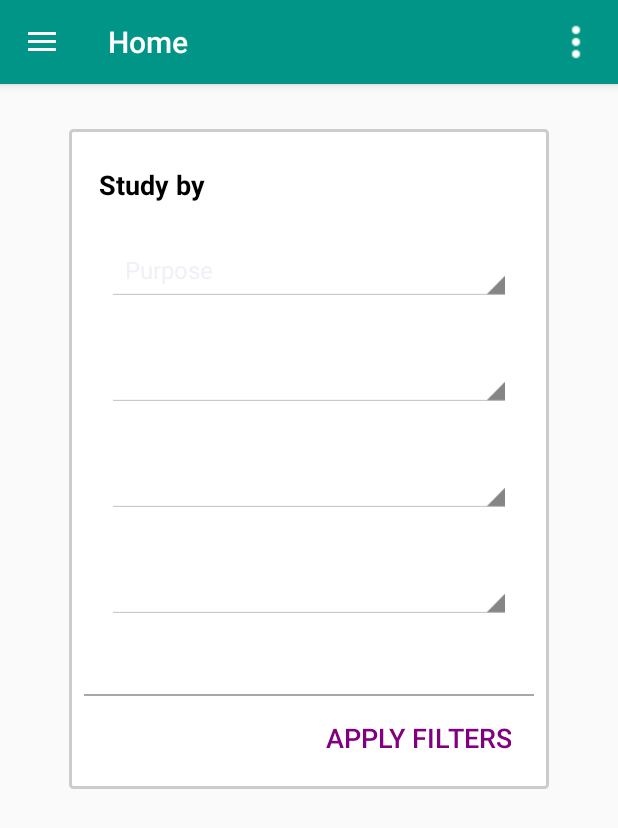
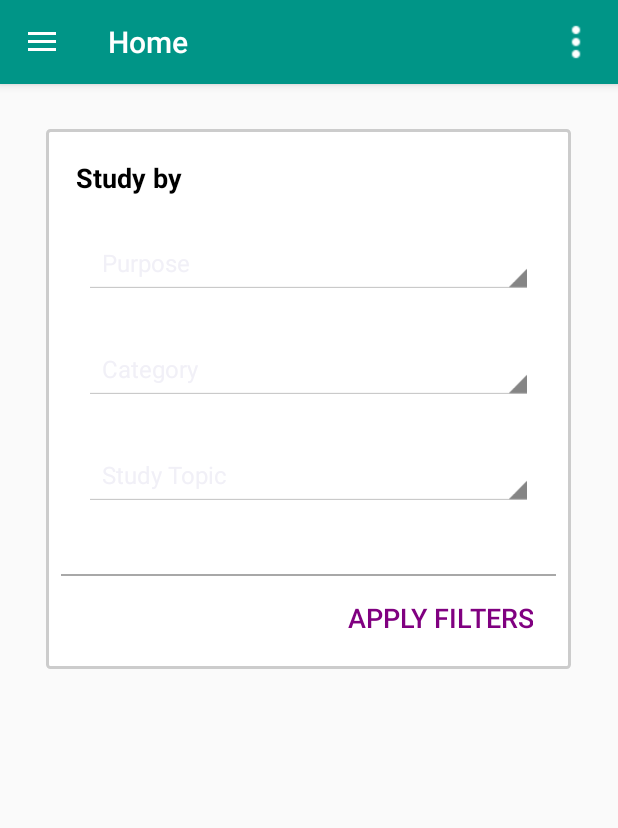
Before and after one commit to alexpereira/PharmTech, an Android app: the fragment FilterFragment placed in its activity, on a phone screen of 412 x 824 dp. Shown: the top 828 px of the screen. Run offline under Robolectric (Android 15) with nearby library versions, the phone set to English and light mode, and no system bars.

```diff
--- a/app/src/main/java/com/alexpereira/android/pharmatech10/FilterFragment.java
+++ b/app/src/main/java/com/alexpereira/android/pharmatech10/FilterFragment.java
@@ -11,7 +11,9 @@ import android.widget.ArrayAdapter;
 import android.widget.Button;
 import android.widget.Spinner;
 
+import java.sql.Array;
 import java.util.ArrayList;
+import java.util.List;
 
 /**
  * Created by alexpereira on 12/10/16.
@@ -19,12 +21,9 @@ import java.util.ArrayList;
 
 public class FilterFragment extends DialogFragment {
 
-    private ArrayList<String> mPurposes= PharmTech.drugPurposes;
-
-    // Study topic
-    // DEA Schedule
-    // Purpose
-    // Category
+    private String[] mPurposes = {"Purpose","ACS","AD(H)D","ADHD / Narcolepsy","Allergies","Allergies ","Alzheimers","Antiaddictive","Antianxiety","Antiarthritis","Antibacterial","Antibiotic","Anticoagulant","Anticonvulsant","Antidepressant","Antidepressant/sleep","Antidimentia","Antiemetic","Antiepileptic","Antifungal","Antigout","Antihistamine","Antiinflammatory","Antiplatelet","Antipsychotic","Antitussive","Asthma","Asthma Inhaler","Beta Blocker","BPH","CHF","CHF/HBP","Cholesterol","Cholesterol Combo","COPD","Coronary vasodilator","Corticosteroid","Diabetes","Diabetes Type I","Diabetes Type II","Diuretic","DM type 2","Electrolyte","Estrogen","Expectorant","Flu","Freq. Urination","Fungal infections","GERD","Glaucoma","Gout","HBP","HBP/Angina","Herpes Mgmt.","Hypertension","I.B.S.","Impotence","Incontinence","Long-Acting Insulin","Low T","Migraine","Muscle Relaxer","Narcotic Analgesic","NSAID","NSAID Gel","Ocular Hypertension","Opiate Addiction","Osteoporosis","Overactive Bladder","Pain Relief","Pain, inflammation, antipyretic","Parkinson's","Rheum. arthritis","Shingles Vaccine","Sleep Aid","Smoking addiction","Supplement","Thyroid Hormone","Thyroid replacement","Ulcerative colitis","Urinary tract analgesic","Weight Loss"};
+    private String[] mCategory = {"Category","ACE Inhibitor","Amphetamine","Analgesic","Anti-coagulent","Anti-Depressant/sleep","Anti-fungal","Anti-histamine","Anti-infective","Anti-platelet","Anti-viral","Antibacterial","Anticholinergic","ARB","Benzodiazepine","Beta stimulant","Beta-blocker","Bisphosphonate","Calc. Chan. Blocker","Cardiovascualr","Cardiovascular","Cardivascular","Cephalosporin","CNS","Corticosteroid","Diabetes","Diuretic","Endocrine","GI","H-2 blocker","Hormone","Hypnotic","K replacement","Long-Acting Insulin","Macrolide","Musculo-skeletal","non-opiate","NSAID","NSAID (Arthritis)","Ophthalmic","Opiate","Penicillin","PPI","Quinolone","Rapid-Acting Insulin","Respiratory","SNRI","SSRI","Statin","Tetracycline","Topical analgesic","Tricyclic","Urinary","Vaccine","Vitamin"};
+    private String[] mStudyTopic = {"Study Topic","Analgesic","Anti-infective","CNS","CV","Derm","DM/Endocrine","Eye","GI","Heme","Musculo-skeletal","Respiratory","Skin","Urine"};
 
 
     @Override
@@ -34,25 +33,25 @@ public class FilterFragment extends DialogFragment {
         // Initializing widgets
 
         Spinner purpose_spinner = (Spinner) view.findViewById(R.id.spinner1);
+        Spinner category_spinner = (Spinner) view.findViewById(R.id.spinner2);
+        Spinner study_topic_spinner = (Spinner) view.findViewById(R.id.spinner3);
+
         final Button button = (Button) view.findViewById(R.id.button1);
 
         //Purpose spinner
-        ArrayAdapter<String> adapter1 = new ArrayAdapter<> (getActivity().getBaseContext(),  android.R.layout.simple_spinner_item, PharmTech.drugPurposes);
+        ArrayAdapter<String> adapter1 = new ArrayAdapter<> (getActivity().getBaseContext(),  android.R.layout.simple_spinner_item, mPurposes);
         adapter1.setDropDownViewResource(android.R.layout.simple_spinner_dropdown_item);
         purpose_spinner.setAdapter(adapter1);
-//
-//        //Category spinner
-//        Spinner category_spinner = (Spinner) findViewById(R.id.spinner2);
-//        ArrayAdapter<CharSequence> adapter2 = ArrayAdapter.createFromResource(this, R.array.drawer_items, android.R.layout.simple_spinner_item);
-//        adapter2.setDropDownViewResource(android.R.layout.simple_spinner_dropdown_item);
-//        category_spinner.setAdapter(adapter2);
-//
-//        //Study topic spinner
-//        Spinner topic_spinner = (Spinner) findViewById(R.id.spinner3);
-//        ArrayAdapter<CharSequence> adapter3 = ArrayAdapter.createFromResource(this,
-//                R.array.drawer_items, android.R.layout.simple_spinner_item);
-//        adapter3.setDropDownViewResource(android.R.layout.simple_spinner_dropdown_item);
-//        topic_spinner.setAdapter(adapter3);
+
+        //Category spinner
+        ArrayAdapter<String> adapter2 = new ArrayAdapter<> (getActivity().getBaseContext(),  android.R.layout.simple_spinner_item, mCategory);
+        adapter2.setDropDownViewResource(android.R.layout.simple_spinner_dropdown_item);
+        category_spinner.setAdapter(adapter2);
+
+        //Study topic spinner
+        ArrayAdapter<String> adapter3 = new ArrayAdapter<> (getActivity().getBaseContext(),  android.R.layout.simple_spinner_item, mStudyTopic);
+        adapter3.setDropDownViewResource(android.R.layout.simple_spinner_dropdown_item);
+        study_topic_spinner.setAdapter(adapter3);
 
         button.setOnClickListener(new View.OnClickListener() {
             public void onClick(View v) {
--- a/app/src/main/java/com/alexpereira/android/pharmatech10/PharmTech.java
+++ b/app/src/main/java/com/alexpereira/android/pharmatech10/PharmTech.java
@@ -33,8 +33,6 @@ public class PharmTech extends Application {
         for (Drug drug : drugs) {
             drugPurposes.add(drug.getDrugPurpose());
         }
-
-
 
 
         List<String> al = drugPurposes;
--- a/app/src/main/res/layout/fragment_filter.xml
+++ b/app/src/main/res/layout/fragment_filter.xml
@@ -1,9 +1,9 @@
 <?xml version="1.0" encoding="utf-8"?>
 <GridLayout xmlns:android="http://schemas.android.com/apk/res/android"
-            android:layout_width="320dp"
+            android:layout_width="350dp"
             android:background="@drawable/filter_border"
             android:layout_gravity="center_horizontal"
-            android:layout_height="440dp"
+            android:layout_height="360dp"
             android:layout_marginTop="30dp">
 
 
@@ -51,18 +51,6 @@
         <!--style="@style/Widget.AppCompat.Spinner.Underlined"-->
         <!--app:backgroundTint="@color/black"/>-->
 
-    <Spinner
-        android:layout_width="match_parent"
-        android:layout_height="40dp"
-        android:id="@+id/spinner4"
-        android:layout_row="5"
-        android:layout_column="0"
-        android:gravity="start"
-        android:layout_margin="15dp"
-        android:layout_marginBottom="50dp"
-        style="@android:style/Widget.Holo.Light.Spinner"
-         />
-
     <View
         android:layout_width="fill_parent"
         android:layout_height="1dip"
```
Also changed, not shown: app/src/main/java/com/alexpereira/android/pharmatech10/CustomAdapter.java (+52 -30 lines), app/src/main/java/com/alexpereira/android/pharmatech10/ReviewFragment.java (+6 -69 lines).
